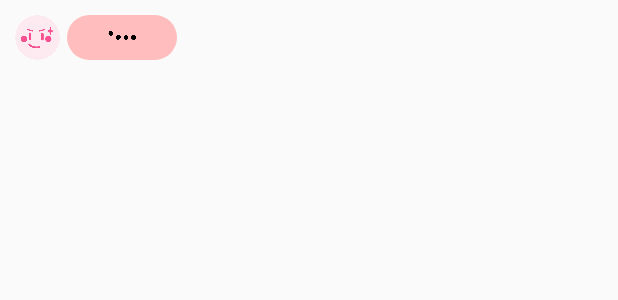
After one commit to tuanha1508/Depresol_Application, an Android app: the layout bot_waiting_respone.xml on its own in the app's theme, with its tools: preview values and no code run, on a phone screen of 412 x 824 dp. The commit adds this screen. Shown: the top 300 px of the screen. Run offline under Robolectric (Android 15) with nearby library versions, the phone set to English and light mode, and no system bars.

Commit message:
Bot waiting repsone

```diff
--- /dev/null
+++ b/app/src/main/res/layout/bot_waiting_respone.xml
@@ -0,0 +1,55 @@
+<?xml version="1.0" encoding="utf-8"?>
+<androidx.constraintlayout.widget.ConstraintLayout xmlns:android="http://schemas.android.com/apk/res/android"
+    android:layout_width="wrap_content"
+    android:layout_height="wrap_content"
+    xmlns:app="http://schemas.android.com/apk/res-auto"
+    xmlns:tools="http://schemas.android.com/tools">
+
+    <de.hdodenhof.circleimageview.CircleImageView
+        android:id="@+id/img_bot"
+        android:layout_width="30dp"
+        android:layout_height="30dp"
+        android:layout_margin="10dp"
+        android:src="@drawable/img_bot"
+        app:layout_constraintBottom_toBottomOf="parent"
+        app:layout_constraintStart_toStartOf="parent"
+        app:layout_constraintTop_toTopOf="parent" />
+
+    <TextView
+        android:id="@+id/bot_reply"
+        android:layout_width="wrap_content"
+        android:layout_height="wrap_content"
+        android:layout_gravity="center"
+        android:layout_marginStart="8dp"
+
+        android:padding="8dp"
+        android:textColor="@color/black"
+        app:layout_constraintBottom_toBottomOf="parent"
+        app:layout_constraintStart_toEndOf="@+id/img_bot"
+        app:layout_constraintTop_toTopOf="parent"
+         />
+
+    <RelativeLayout
+        android:layout_width="match_parent"
+        android:layout_height="match_parent">
+
+        <pl.droidsonroids.gif.GifImageView
+            android:id="@+id/waiting_respone"
+            android:layout_width="73dp"
+            android:layout_height="30dp"
+            android:layout_alignParentTop="true"
+            android:layout_centerHorizontal="true"
+            android:layout_centerVertical="true"
+            android:layout_gravity="center"
+            android:layout_marginStart="90dp"
+            android:layout_marginTop="10dp"
+            app:layout_constraintStart_toStartOf="parent"
+            app:layout_constraintTop_toTopOf="parent"
+            android:background="@drawable/reply_round"
+            android:src="@drawable/waiting_respone"
+            app:layout_constraintVertical_bias="0.0"
+            tools:layout_editor_absoluteX="48dp" />
+    </RelativeLayout>
+
+
+</androidx.constraintlayout.widget.ConstraintLayout>
```
Also changed, not shown: app/src/main/java/com/example/depresol/ChatAdapter.java (+13 -0 lines), app/src/main/java/com/example/depresol/MainActivity.java (+30 -7 lines), app/src/main/res/drawable/waiting_respone.gif (added), 1 other file.
